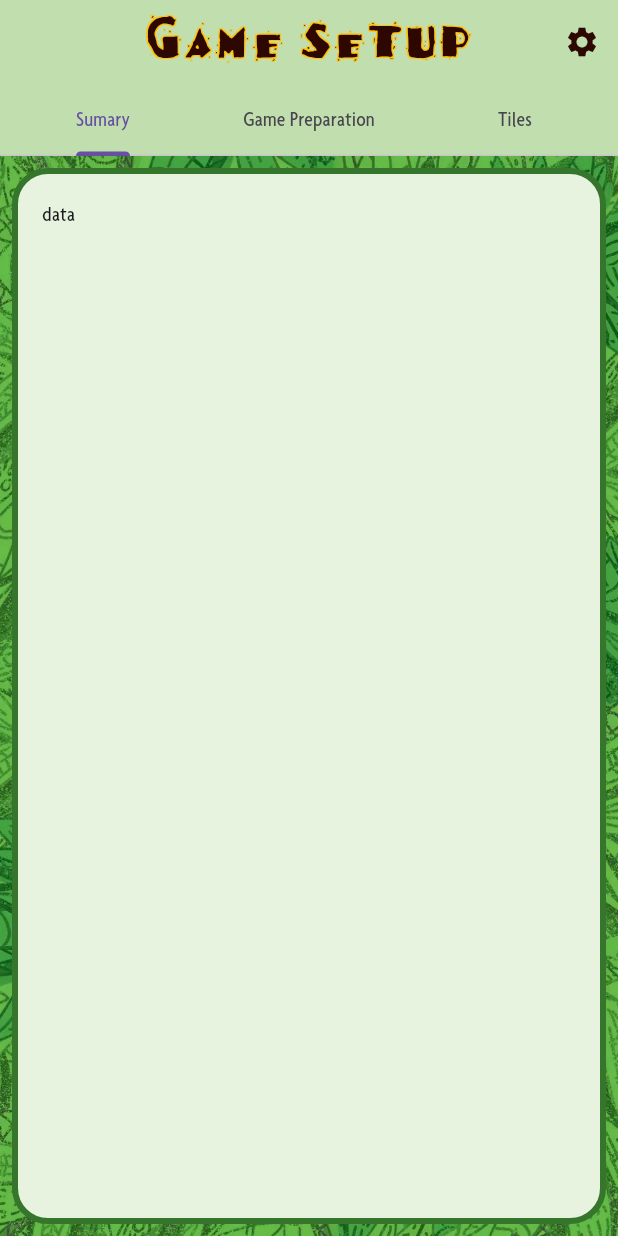
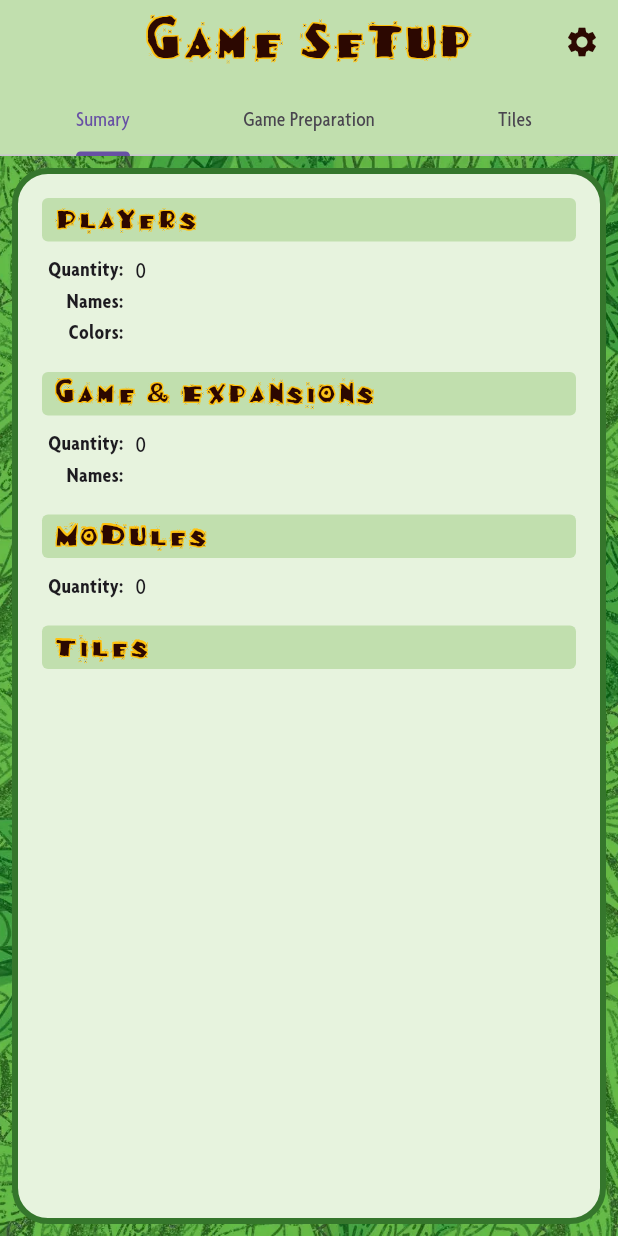
Before and after one commit to isdabenx/cacao_boardgame_helper, a Flutter app: the GameSetupDetailScreen widget shown alone on an empty page, opened directly with empty values, on a phone screen of 412 x 824 dp. Run offline on Flutter 3.47's test engine with Material 3 defaults, Android fonts, the phone set to English and light mode, and no system bars; drawn by our look-alikes of flutter_zoom_drawer; our stand-ins replace flutter_markdown, flutter_riverpod, isar, modal_bottom_sheet, shared_preferences; missing offline and left inert: dynamic_height_grid_view, syncfusion_flutter_pdfviewer; accounts and stored records are empty; generated files the repository leaves out were written again.

Commit message:
feat(game_setup): :sparkles: add DetailedSumaryWidget for comprehensive game setup details in GameSetupDetailScreen

```diff
--- a/lib/features/game_setup/presentation/screens/game_setup_detail_screen.dart
+++ b/lib/features/game_setup/presentation/screens/game_setup_detail_screen.dart
@@ -1,4 +1,5 @@
 import 'package:cacao_boardgame_helper/features/game_setup/domain/entities/game_setup_state_entity.dart';
+import 'package:cacao_boardgame_helper/features/game_setup/presentation/widgets/detailed_sumary_widget.dart';
 import 'package:cacao_boardgame_helper/features/tile/presentation/widgets/settings_icon_widget.dart';
 import 'package:cacao_boardgame_helper/features/tile/presentation/widgets/tile_list_grill_widget.dart';
 import 'package:cacao_boardgame_helper/shared/widgets/container_full_style_widget.dart';
@@ -25,9 +26,7 @@ class GameSetupDetailScreen extends StatelessWidget {
         ]),
         body: TabBarView(
           children: [
-            ContainerFullStyleWidget(
-              child: Text('data'),
-            ),
+            DetailedSumaryWidget(gameSetup: gameSetup),
             ContainerFullStyleWidget(
               child: Text('data2'),
             ),
--- /dev/null
+++ b/lib/features/game_setup/presentation/widgets/detailed_sumary_widget.dart
@@ -0,0 +1,173 @@
+import 'package:cacao_boardgame_helper/core/data/models/boardgame_model.dart';
+import 'package:cacao_boardgame_helper/core/data/models/module_model.dart';
+import 'package:cacao_boardgame_helper/core/data/models/tile_model.dart';
+import 'package:cacao_boardgame_helper/features/game_setup/domain/entities/game_setup_state_entity.dart';
+import 'package:cacao_boardgame_helper/features/game_setup/domain/entities/player_entity.dart';
+import 'package:cacao_boardgame_helper/shared/widgets/container_full_style_widget.dart';
+import 'package:cacao_boardgame_helper/shared/widgets/header_widget.dart';
+import 'package:flutter/material.dart';
+
+class DetailedSumaryWidget extends StatelessWidget {
+  const DetailedSumaryWidget({super.key, required this.gameSetup});
+
+  final GameSetupStateEntity gameSetup;
+  @override
+  Widget build(BuildContext context) {
+    final List<PlayerEntity> players = gameSetup.players;
+    final List<BoardgameModel> expansions = gameSetup.expansions;
+    final List<ModuleModel> modules = gameSetup.modules;
+    final List<TileModel> tiles = gameSetup.tiles;
+
+    return ContainerFullStyleWidget(
+      child: SingleChildScrollView(
+        child: Column(
+          mainAxisAlignment: MainAxisAlignment.start,
+          crossAxisAlignment: CrossAxisAlignment.start,
+          children: [
+            HeaderWidget(text: "Players"),
+            Table(
+              defaultColumnWidth: IntrinsicColumnWidth(),
+              children: [
+                TableRow(
+                  children: [
+                    LeftTextCell(text: 'Quantity:'),
+                    RightTextCell(text: players.length.toString()),
+                  ],
+                ),
+                TableRow(
+                  children: [
+                    LeftTextCell(text: 'Names:'),
+                    RightTextCell(text: players.map((e) => e.name).join(', ')),
+                  ],
+                ),
+                TableRow(
+                  children: [
+                    LeftTextCell(text: 'Colors:'),
+                    RightTextCell(text: players.map((e) => e.color).join(', ')),
+                  ],
+                ),
+              ],
+            ),
+            SizedBox(height: 16),
+            HeaderWidget(text: "Game & Expansions"),
+            Table(
+              defaultColumnWidth: IntrinsicColumnWidth(),
+              children: [
+                TableRow(
+                  children: [
+                    LeftTextCell(text: 'Quantity:'),
+                    RightTextCell(text: expansions.length.toString()),
+                  ],
+                ),
+                TableRow(
+                  children: [
+                    LeftTextCell(text: 'Names:'),
+                    RightTextCell(
+                        text: expansions.map((e) => e.name).join(', ')),
+                  ],
+                ),
+              ],
+            ),
+            SizedBox(height: 16),
+            HeaderWidget(text: "Modules"),
+            Table(
+              defaultColumnWidth: IntrinsicColumnWidth(),
+              children: [
+                TableRow(
+                  children: [
+                    LeftTextCell(text: 'Quantity:'),
+                    RightTextCell(text: modules.length.toString()),
+                  ],
+                ),
+                if (modules.isNotEmpty)
+                  TableRow(
+                    children: [
+                      LeftTextCell(text: 'Names:'),
+                      RightTextCell(
+                          text: modules.map((e) => e.name).join(', ')),
+                    ],
+                  ),
+              ],
+            ),
+            SizedBox(height: 16),
+            HeaderWidget(text: "Tiles"),
+            Table(
+              defaultColumnWidth: IntrinsicColumnWidth(),
+              children: [
+                for (final tile in tiles)
+                  TableRow(
+                    children: [
+                      LeftTextCell(
+                          text: (tile.color != null)
+                              ? '${tile.name} (${tile.color.toString().split('.').last})'
+                              : tile.name),
+                      RightTextCell(text: tile.quantity.toString()),
+                    ],
+                  ),
+              ],
+            )
+          ],
+        ),
+      ),
+    );
+  }
+}
+
+class LeftCell extends StatelessWidget {
+  const LeftCell({super.key, required this.child});
+  final Widget child;
+  @override
+  Widget build(BuildContext context) {
+    return Padding(
+      padding: const EdgeInsets.symmetric(horizontal: 4.0),
+      child: Align(
+        alignment: Alignment.centerRight,
+        child: child,
+      ),
+    );
+  }
+}
+
+class LeftTextCell extends StatelessWidget {
+  const LeftTextCell({super.key, required this.text});
+  final String text;
+
+  @override
+  Widget build(BuildContext context) {
+    return LeftCell(
+        child: Text(
+      text,
+      style: TextStyle(fontWeight: FontWeight.bold),
+    ));
+  }
+}
+
+class RightCell extends StatelessWidget {
+  const RightCell({super.key, required this.child});
+  final Widget child;
+  @override
+  Widget build(BuildContext context) {
+    return Padding(
+      padding: const EdgeInsets.symmetric(horizontal: 4.0),
+      child: Align(
+        alignment: Alignment.centerLeft,
+        child: child,
+      ),
+    );
+  }
+}
+
+class RightTextCell extends StatelessWidget {
+  const RightTextCell({super.key, required this.text});
+  final String text;
+
+  @override
+  Widget build(BuildContext context) {
+    return RightCell(
+      child: Text(
+        text,
+        style: TextStyle(fontSize: 15),
+      ),
+    );
+  }
+}
```
